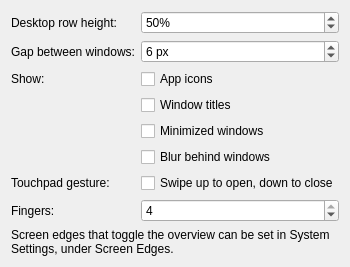
Qt form package/contents/ui/config.ui (divinae/karousel-overview) before a commit.
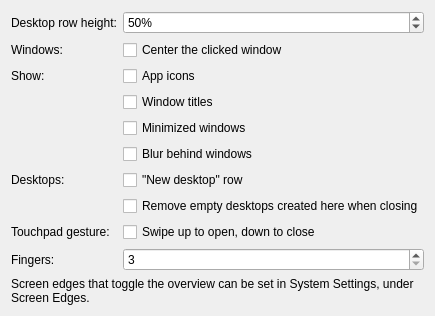
The same form after that commit.

Commit message: Smooth clicking, Karousel's layout on all desktops, new settings

What changed in the file:
```diff
--- a/package/contents/ui/config.ui
+++ b/package/contents/ui/config.ui
@@ -38,26 +38,17 @@
    <item row="1" column="0">
     <widget class="QLabel" name="labelWindowGap">
      <property name="text">
-      <string>Gap between windows:</string>
-     </property>
-     <property name="buddy">
-      <cstring>kcfg_WindowGap</cstring>
+      <string>Windows:</string>
      </property>
     </widget>
    </item>
    <item row="1" column="1">
-    <widget class="QSpinBox" name="kcfg_WindowGap">
-     <property name="suffix">
-      <string> px</string>
+    <widget class="QCheckBox" name="kcfg_CenterOnClick">
+     <property name="text">
+      <string>Center the clicked window</string>
      </property>
-     <property name="minimum">
-      <number>0</number>
-     </property>
-     <property name="maximum">
-      <number>64</number>
-     </property>
-     <property name="value">
-      <number>6</number>
+     <property name="toolTip">
+      <string>Clicking a window scrolls it to the middle of the screen, otherwise Karousel only scrolls as far as needed to show it</string>
      </property>
     </widget>
    </item>
@@ -103,13 +94,40 @@
     </widget>
    </item>
    <item row="6" column="0">
+    <widget class="QLabel" name="labelDesktops">
+     <property name="text">
+      <string>Desktops:</string>
+     </property>
+    </widget>
+   </item>
+   <item row="6" column="1">
+    <widget class="QCheckBox" name="kcfg_ShowNewDesktopRow">
+     <property name="text">
+      <string>"New desktop" row</string>
+     </property>
+     <property name="toolTip">
+      <string>A row after the last desktop, click it or drop a window on it to create a desktop; without it, drop a window between two desktops or after the last one</string>
+     </property>
+    </widget>
+   </item>
+   <item row="7" column="1">
+    <widget class="QCheckBox" name="kcfg_RemoveEmptyDesktops">
+     <property name="text">
+      <string>Remove empty desktops created here when closing</string>
+     </property>
+     <property name="toolTip">
+      <string>Like GNOME's dynamic workspaces, but only for desktops created in the overview, your other desktops stay: those without windows go away when the overview closes, except the current one</string>
+     </property>
+    </widget>
+   </item>
+   <item row="8" column="0">
     <widget class="QLabel" name="labelGesture">
      <property name="text">
       <string>Touchpad gesture:</string>
      </property>
     </widget>
    </item>
-   <item row="6" column="1">
+   <item row="8" column="1">
     <widget class="QCheckBox" name="kcfg_TouchpadGesture">
      <property name="text">
       <string>Swipe up to open, down to close</string>
@@ -119,7 +137,7 @@
      </property>
     </widget>
    </item>
-   <item row="7" column="0">
+   <item row="9" column="0">
     <widget class="QLabel" name="labelFingers">
      <property name="text">
       <string>Fingers:</string>
@@ -129,7 +147,7 @@
      </property>
     </widget>
    </item>
-   <item row="7" column="1">
+   <item row="9" column="1">
     <widget class="QSpinBox" name="kcfg_GestureFingerCount">
      <property name="minimum">
       <number>3</number>
@@ -138,11 +156,11 @@
       <number>4</number>
      </property>
      <property name="value">
-      <number>4</number>
+      <number>3</number>
      </property>
     </widget>
    </item>
-   <item row="8" column="0" colspan="2">
+   <item row="10" column="0" colspan="2">
     <widget class="QLabel" name="labelScreenEdges">
      <property name="text">
       <string>Screen edges that toggle the overview can be set in System Settings, under Screen Edges.</string>
```
Left out of the diff: 2 changed lines with no effect on the pictures. The commit also changes 16 other files.
